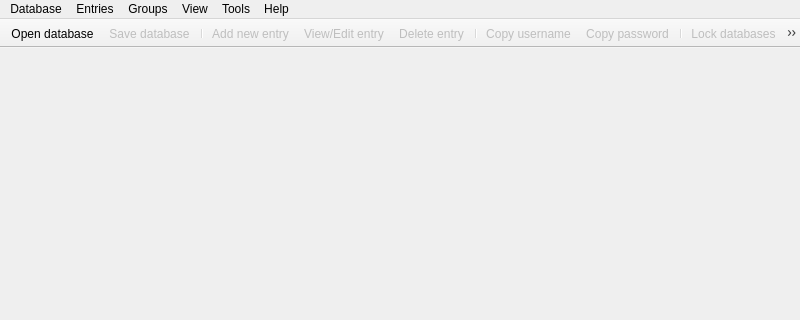
Above: src/gui/MainWindow.ui from BluStor/PasswordVault_OSX before the change; both pictures show x 0 to 800 and y 0 to 320 of the 800 by 600 pixel window. Below: the same form after it.
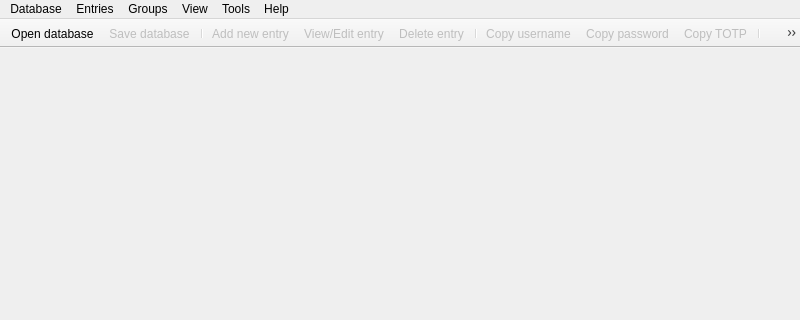
That is the form after the change. Custom widgets are drawn as their Qt base class.

What changed in the file:
```diff
--- a/src/gui/MainWindow.ui
+++ b/src/gui/MainWindow.ui
@@ -205,6 +205,7 @@
    <addaction name="separator"/>
    <addaction name="actionEntryCopyUsername"/>
    <addaction name="actionEntryCopyPassword"/>
+   <addaction name="actionEntryCopyTOTP"/>
    <addaction name="separator"/>
    <addaction name="actionLockDatabases"/>
    <addaction name="actionSearch"/>
@@ -363,6 +364,17 @@
     <string>Copy password to clipboard</string>
    </property>
   </action>
+  <action name="actionEntryCopyTOTP">
+   <property name="enabled">
+    <bool>false</bool>
+   </property>
+   <property name="text">
+    <string>Copy TOTP</string>
+   </property>
+   <property name="toolTip">
+    <string>Copy one-time password to clipboard</string>
+   </property>
+  </action>
   <action name="actionSettings">
    <property name="text">
     <string>Settings</string>
```
Left out of the diff: 1 changed line with no effect on the pictures.
